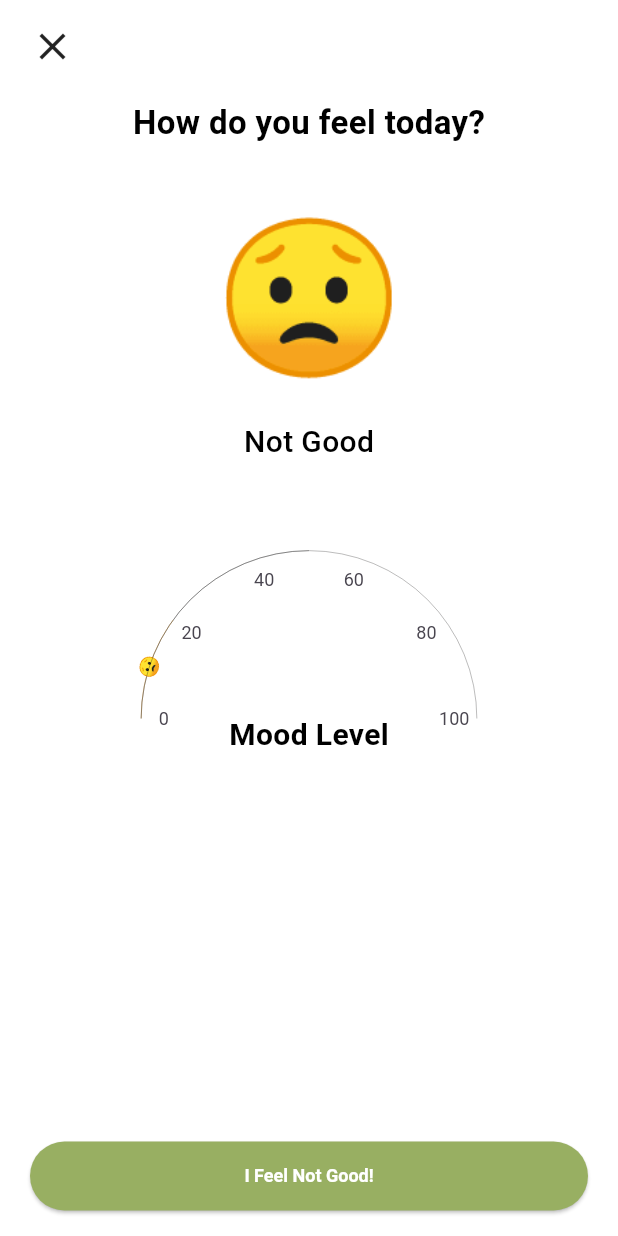
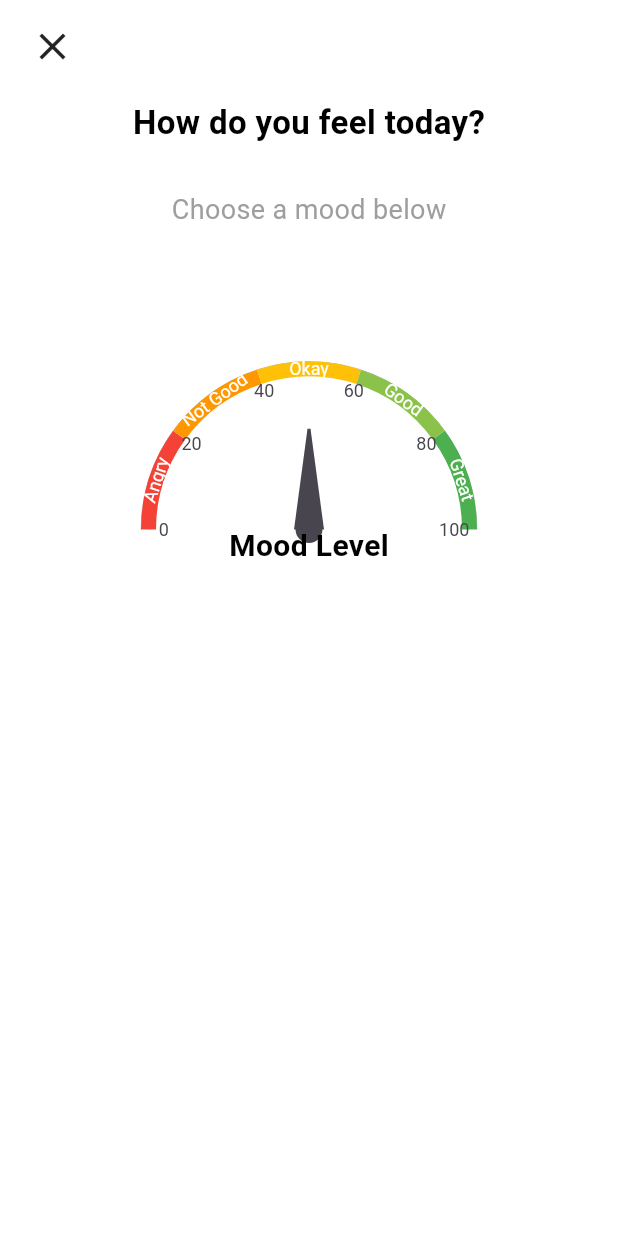
Before and after one commit to ClarenceLaria/Calmi, a Flutter app: the MoodScreen screen opened directly, on a phone screen of 412 x 824 dp. Run offline on Flutter 3.47's test engine with Material 3 defaults, Android fonts, the phone set to English and light mode, and no system bars; drawn by our look-alikes of syncfusion_flutter_gauges; our stand-ins replace timelines_plus.

Commit message:
Moods gauge logic updated

```diff
--- a/lib/components/moods_gauge.dart
+++ b/lib/components/moods_gauge.dart
@@ -1,18 +1,64 @@
+import 'package:calmi_app/models/mood_model.dart';
+import 'package:calmi_app/repositories/moods_repo.dart';
 import 'package:flutter/material.dart';
-import 'package:flutter/widgets.dart';
 import 'package:syncfusion_flutter_gauges/gauges.dart';
 
-class MoodsGauge extends StatelessWidget {
+class MoodsGauge extends StatefulWidget {
+  final Function(MoodModel) onMoodSelected; // Pass selected mood to parent
+
   const MoodsGauge({
     super.key,
-    required this.mood,
+    required this.onMoodSelected,
   });
 
-  final Map<String, dynamic> mood;
+  @override
+  State<MoodsGauge> createState() => _MoodsGaugeState();
+}
+
+class _MoodsGaugeState extends State<MoodsGauge> {
+  double _value = 50; // Needle pointer default
+  late final List<MoodModel> moods;
+  late final double interval;
+
+  @override
+  void initState() {
+    super.initState();
+    moods = moodsList;
+    interval = 100 / moods.length;
+  }
+
+  void _handleGaugeTap(double tappedValue) {
+    setState(() {
+      _value = tappedValue;
+    });
+
+    int index = (_value ~/ interval).clamp(0, moods.length - 1);
+    MoodModel selectedMood = moods[index];
+
+    widget.onMoodSelected(selectedMood);
+  }
 
   @override
   Widget build(BuildContext context) {
-    return Container(
+    return GestureDetector(
+      onTapDown: (details) {
+        RenderBox box = context.findRenderObject() as RenderBox;
+        final Offset localOffset = box.globalToLocal(details.globalPosition);
+
+        final double width = box.size.width;
+        final double height = box.size.height;
+        final Offset center = Offset(width / 2, height); // bottom center for semicircle
+
+        final Offset relative = localOffset - center;
+        final double angle = relative.direction * (180 / 3.141592); // in degrees
+
+        // Convert angle to value (0-100 range)
+        if (angle >= -180 && angle <= 0) {
+          final double gaugeValue = ((angle + 180) / 180) * 100;
+          _handleGaugeTap(gaugeValue);
+        }
+      },
+      child: Container(
         height: 300,
         width: double.infinity,
         padding: const EdgeInsets.symmetric(vertical: 10),
@@ -21,33 +67,34 @@ class MoodsGauge extends StatelessWidget {
             RadialAxis(
               minimum: 0,
               maximum: 100,
-            interval: 20,
+              interval: interval,
               startAngle: 180,
               endAngle: 0,
               radiusFactor: 0.8,
               showTicks: false,
-            axisLineStyle: AxisLineStyle(
+              axisLineStyle: const AxisLineStyle(
                 thickness: 0.2,
                 color: Color.fromARGB(255, 29, 28, 28),
               ),
-            ranges: [
-              GaugeRange(
-                startValue: 0,
-                endValue: 20,
-                color: mood['color'],
-                startWidth: 0.2,
-                endWidth: 0.2,
-                label: mood['emoji'],
+              ranges: List.generate(
+                moods.length,
+                (index) {
+                  final double start = index * interval;
+                  final double end = start + interval;
+                  return GaugeRange(
+                    startValue: start,
+                    endValue: end,
+                    color: moods[index].color,
+                    label: moods[index].label,
+                  );
+                },
+              ),
+              pointers: <GaugePointer>[
+                NeedlePointer(
+                  value: _value,
                 ),
               ],
-            pointers: <GaugePointer>[
-              RangePointer(
-                value: 50,
-                width: 0.2,
-                color: Color.fromARGB(255, 0, 0, 0),
-              ),
-            ],
-            annotations: <GaugeAnnotation>[
+              annotations: const <GaugeAnnotation>[
                 GaugeAnnotation(
                   widget: Text(
                     'Mood Level',
@@ -60,6 +107,7 @@ class MoodsGauge extends StatelessWidget {
             ),
           ],
         ),
+      ),
     );
   }
 }
--- /dev/null
+++ b/lib/models/mood_model.dart
@@ -0,0 +1,13 @@
+import 'package:flutter/material.dart';
+
+class MoodModel {
+  final String emoji;
+  final String label;
+  final Color color;
+
+  MoodModel({
+    required this.emoji,
+    required this.label,
+    required this.color,
+  });
+}
--- /dev/null
+++ b/lib/repositories/moods_repo.dart
@@ -0,0 +1,10 @@
+import 'package:flutter/material.dart';
+import 'package:calmi_app/models/mood_model.dart';
+
+final List<MoodModel> moodsList = [
+  MoodModel(emoji: "😡", label: "Angry", color: Colors.red),
+  MoodModel(emoji: "😟", label: "Not Good", color: Colors.orange),
+  MoodModel(emoji: "😐", label: "Okay", color: Colors.amber),
+  MoodModel(emoji: "🙂", label: "Good", color: Colors.lightGreen),
+  MoodModel(emoji: "😄", label: "Great", color: Colors.green),
+];
--- a/lib/screens/moods_screen.dart
+++ b/lib/screens/moods_screen.dart
@@ -1,4 +1,5 @@
 import 'package:calmi_app/components/moods_gauge.dart';
+import 'package:calmi_app/models/mood_model.dart';
 import 'package:flutter/material.dart';
 
 void main() {
@@ -9,25 +10,23 @@ void main() {
 }
 
 class MoodScreen extends StatefulWidget {
+  const MoodScreen({super.key});
+
   @override
-  _MoodScreenState createState() => _MoodScreenState();
+  State<MoodScreen> createState() => _MoodScreenState();
 }
 
 class _MoodScreenState extends State<MoodScreen> {
-  int selectedMood = 1;
-
-  final List<Map<String, dynamic>> moods = [
-    {"emoji": "😡", "label": "Angry", "color": Colors.red},
-    {"emoji": "😟", "label": "Not Good", "color": Colors.orange},
-    {"emoji": "😐", "label": "Okay", "color": Colors.amber},
-    {"emoji": "🙂", "label": "Good", "color": Colors.lightGreen},
-    {"emoji": "😄", "label": "Great", "color": Colors.green},
-  ];
+  MoodModel? selectedMood;
+  void _onMoodSelected(MoodModel mood) {
+    setState(() {
+      selectedMood = mood;
+    });
+    print('Selected mood: ${mood.label}');
+  }
 
   @override
   Widget build(BuildContext context) {
-    final mood = moods[selectedMood];
-
     return Scaffold(
       backgroundColor: Colors.white,
       body: SafeArea(
@@ -45,18 +44,28 @@ class _MoodScreenState extends State<MoodScreen> {
                 style: TextStyle(fontSize: 22, fontWeight: FontWeight.bold),
               ),
               SizedBox(height: 30),
+              if (selectedMood != null) ...[
               Text(
-                mood['emoji'],
-                style: TextStyle(fontSize: 100, color: mood['color']),
+                  selectedMood!.emoji,
+                  style: TextStyle(fontSize: 100, color: selectedMood!.color),
                 ),
                 SizedBox(height: 10),
                 Text(
-                mood['label'],
+                  selectedMood!.label,
                   style: TextStyle(fontSize: 20, fontWeight: FontWeight.w500),
                 ),
                 SizedBox(height: 20),
-              MoodsGauge(mood: mood,),
+              ] else ...[
+                Text(
+                  "Choose a mood below",
+                  style: TextStyle(fontSize: 18, color: Colors.grey),
+                ),
+                SizedBox(height: 30),
+              ],
+              SizedBox(height: 20),
+              MoodsGauge(onMoodSelected: _onMoodSelected,),
               Spacer(),
+              if (selectedMood != null)
                 SizedBox(
                   width: double.infinity,
                   child: ElevatedButton(
@@ -67,7 +76,8 @@ class _MoodScreenState extends State<MoodScreen> {
                       padding: EdgeInsets.symmetric(horizontal: 30, vertical: 16),
                     ),
                     child: Text(
-                    "I Feel ${mood['label']}!",
+
+                      "I Feel ${selectedMood!.label}!",
                       style: TextStyle(color: Colors.white, fontWeight: FontWeight.bold),
                     ),
                   ),
```
Lines whose indentation alone changed are shown as unchanged.
